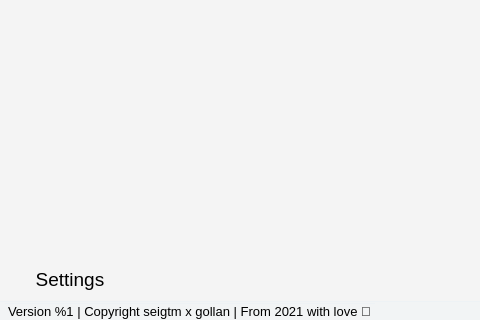
This is src/windows/mainwindow/mainwindow.ui in GRPilot/lazycoder as Qt 5 draws it before an edit; both pictures show x 0 to 480 and y 280 to 600 of the 1000 by 600 pixel window. The edited form follows.
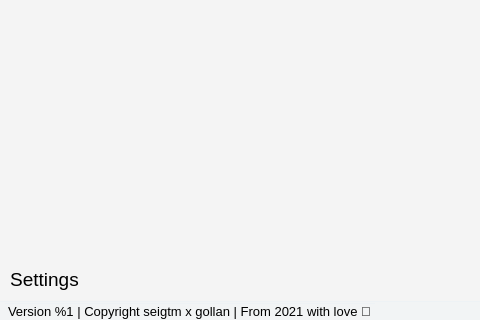
This is the edited form. Icons and pictures are not drawn.

Commit message: Added the logic to change the main windget on the form.

```diff
--- a/src/windows/mainwindow/mainwindow.ui
+++ b/src/windows/mainwindow/mainwindow.ui
@@ -385,7 +385,7 @@
             </property>
            </spacer>
           </item>
-          <item>
+          <item alignment="Qt::AlignLeft">
            <widget class="QPushButton" name="settingsButton">
             <property name="sizePolicy">
              <sizepolicy hsizetype="Expanding" vsizetype="Fixed">
```
Left out of the diff: 1 changed line with no effect on the pictures. The commit also changes 2 other files.
